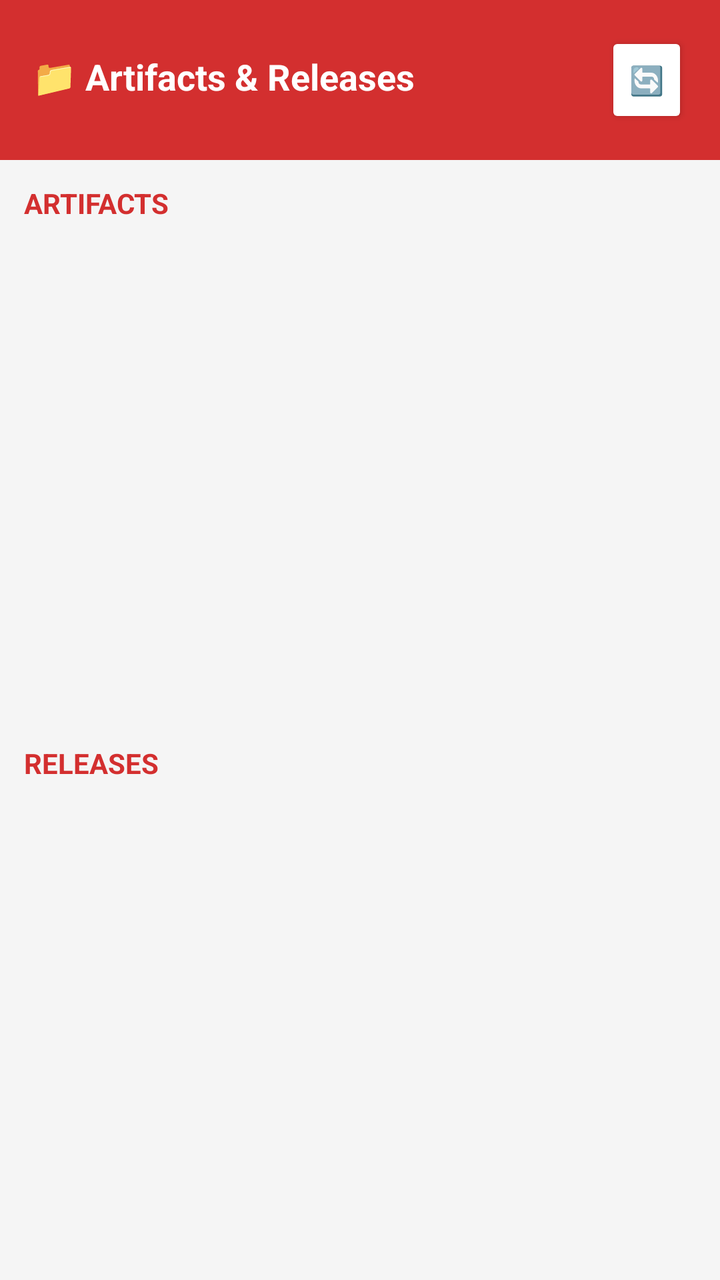
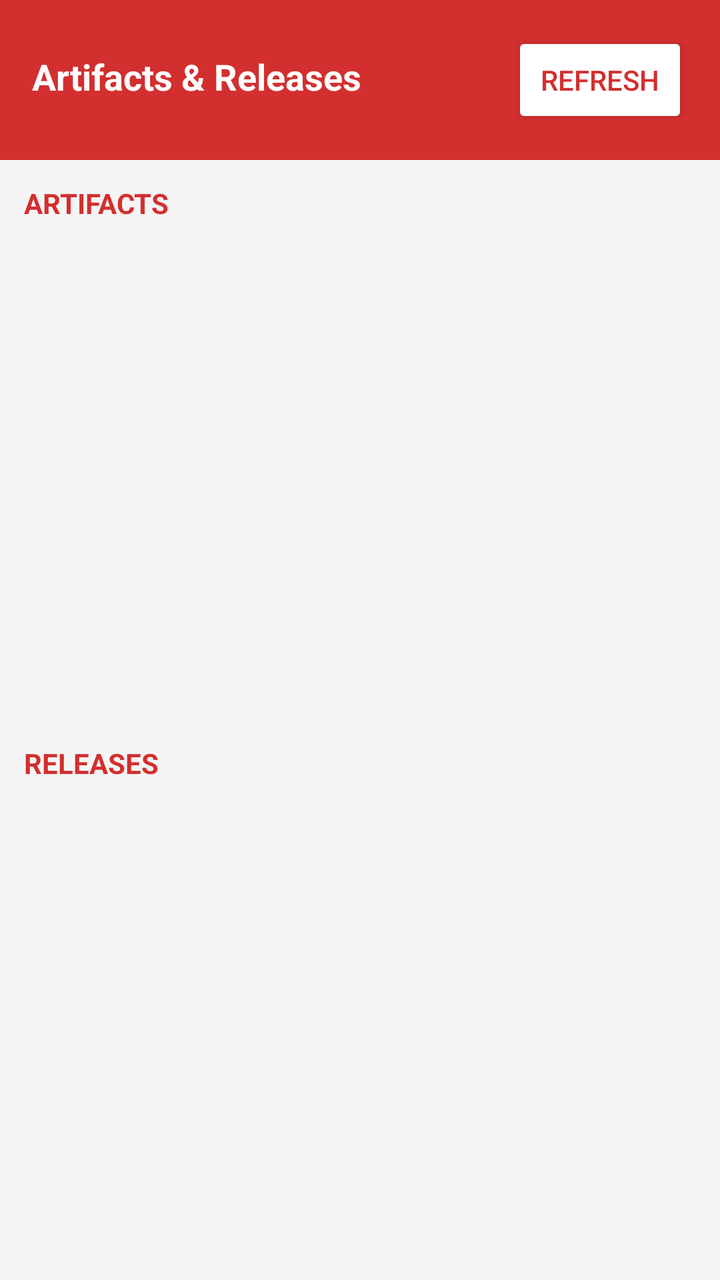

Before-and-after screenshots of an Android layout around one commit, followed by the original layout XML and the change that was made.
<!-- AndroidManifest.xml: application theme Theme.AppCompat.DayNight.NoActionBar -->
<!-- res/layout/activity_files.xml -->
<?xml version="1.0" encoding="utf-8"?>
<LinearLayout xmlns:android="http://schemas.android.com/apk/res/android"
    android:layout_width="match_parent"
    android:layout_height="match_parent"
    android:orientation="vertical"
    android:background="#F5F5F5">

    <LinearLayout
        android:layout_width="match_parent"
        android:layout_height="wrap_content"
        android:orientation="horizontal"
        android:padding="16dp"
        android:background="#D32F2F">

        <TextView
            android:layout_width="0dp"
            android:layout_height="wrap_content"
            android:layout_weight="1"
            android:text="📁 Artifacts &amp; Releases"
            android:textSize="18sp"
            android:textStyle="bold"
            android:textColor="#FFFFFF" />

        <Button
            android:id="@+id/btnRefresh"
            android:layout_width="wrap_content"
            android:layout_height="wrap_content"
            android:text="🔄"
            android:minWidth="0dp"
            android:backgroundTint="#FFFFFF"
            android:textColor="#D32F2F" />
    </LinearLayout>

    <ProgressBar
        android:id="@+id/progressBar"
        android:layout_width="wrap_content"
        android:layout_height="wrap_content"
        android:layout_gravity="center"
        android:visibility="gone" />

    <TextView
        android:layout_width="match_parent"
        android:layout_height="wrap_content"
        android:text="ARTIFACTS"
        android:textStyle="bold"
        android:padding="12dp"
        android:textColor="#D32F2F" />

    <androidx.recyclerview.widget.RecyclerView
        android:id="@+id/recyclerArtifacts"
        android:layout_width="match_parent"
        android:layout_height="0dp"
        android:layout_weight="1" />

    <TextView
        android:layout_width="match_parent"
        android:layout_height="wrap_content"
        android:text="RELEASES"
        android:textStyle="bold"
        android:padding="12dp"
        android:textColor="#D32F2F" />

    <androidx.recyclerview.widget.RecyclerView
        android:id="@+id/recyclerReleases"
        android:layout_width="match_parent"
        android:layout_height="0dp"
        android:layout_weight="1" />
</LinearLayout>
<!-- resources referenced by this layout -->
<resources>

</resources>

<!-- the commit's change to res/layout/activity_files.xml (unified diff, before → after) -->
@@ -1,68 +1,41 @@
 <?xml version="1.0" encoding="utf-8"?>
 <LinearLayout xmlns:android="http://schemas.android.com/apk/res/android"
-    android:layout_width="match_parent"
-    android:layout_height="match_parent"
-    android:orientation="vertical"
-    android:background="#F5F5F5">
+    android:layout_width="match_parent" android:layout_height="match_parent"
+    android:orientation="vertical" android:background="#F5F5F5">
 
-    <LinearLayout
-        android:layout_width="match_parent"
-        android:layout_height="wrap_content"
-        android:orientation="horizontal"
-        android:padding="16dp"
-        android:background="#D32F2F">
+    <LinearLayout android:layout_width="match_parent"
+        android:layout_height="wrap_content" android:orientation="horizontal"
+        android:padding="16dp" android:background="#D32F2F">
 
-        <TextView
-            android:layout_width="0dp"
-            android:layout_height="wrap_content"
-            android:layout_weight="1"
-            android:text="📁 Artifacts &amp; Releases"
-            android:textSize="18sp"
-            android:textStyle="bold"
-            android:textColor="#FFFFFF" />
+        <TextView android:layout_width="0dp" android:layout_height="wrap_content"
+            android:layout_weight="1" android:text="Artifacts &amp; Releases"
+            android:textSize="18sp" android:textStyle="bold" android:textColor="#FFFFFF" />
 
-        <Button
-            android:id="@+id/btnRefresh"
-            android:layout_width="wrap_content"
-            android:layout_height="wrap_content"
-            android:text="🔄"
-            android:minWidth="0dp"
-            android:backgroundTint="#FFFFFF"
+        <Button android:id="@+id/btnRefresh"
+            android:layout_width="wrap_content" android:layout_height="wrap_content"
+            android:text="Refresh" android:backgroundTint="#FFFFFF"
             android:textColor="#D32F2F" />
     </LinearLayout>
 
-    <ProgressBar
-        android:id="@+id/progressBar"
-        android:layout_width="wrap_content"
-        android:layout_height="wrap_content"
-        android:layout_gravity="center"
-        android:visibility="gone" />
+    <ProgressBar android:id="@+id/progressBar"
+        android:layout_width="wrap_content" android:layout_height="wrap_content"
+        android:layout_gravity="center" android:visibility="gone" />
 
-    <TextView
-        android:layout_width="match_parent"
-        android:layout_height="wrap_content"
-        android:text="ARTIFACTS"
-        android:textStyle="bold"
-        android:padding="12dp"
-        android:textColor="#D32F2F" />
+    <TextView android:layout_width="match_parent" android:layout_height="wrap_content"
+        android:text="ARTIFACTS" android:textStyle="bold"
+        android:padding="12dp" android:textColor="#D32F2F" />
 
     <androidx.recyclerview.widget.RecyclerView
         android:id="@+id/recyclerArtifacts"
-        android:layout_width="match_parent"
-        android:layout_height="0dp"
+        android:layout_width="match_parent" android:layout_height="0dp"
         android:layout_weight="1" />
 
-    <TextView
-        android:layout_width="match_parent"
-        android:layout_height="wrap_content"
-        android:text="RELEASES"
-        android:textStyle="bold"
-        android:padding="12dp"
-        android:textColor="#D32F2F" />
+    <TextView android:layout_width="match_parent" android:layout_height="wrap_content"
+        android:text="RELEASES" android:textStyle="bold"
+        android:padding="12dp" android:textColor="#D32F2F" />
 
     <androidx.recyclerview.widget.RecyclerView
         android:id="@+id/recyclerReleases"
-        android:layout_width="match_parent"
-        android:layout_height="0dp"
+        android:layout_width="match_parent" android:layout_height="0dp"
         android:layout_weight="1" />
 </LinearLayout>
